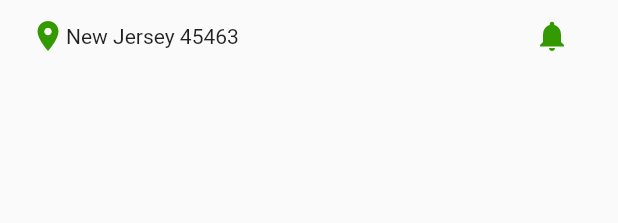
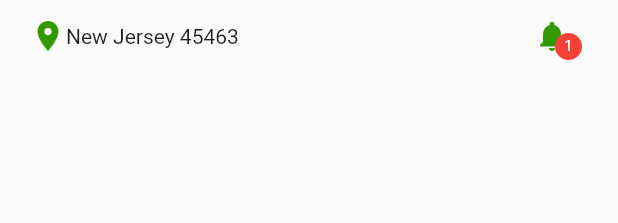
Before and after one commit to SaulUrtecho/rental-car-app, a Flutter app: the UbicationRow widget shown alone on an empty page, opened directly, on a phone screen of 412 x 824 dp. Shown: the top 223 px of the screen. Run offline on Flutter 3.47's test engine with Material 2 defaults, Android fonts, the light colour scheme and no system bars; our stand-ins replace equatable, flutter_bloc; network calls fail.

Commit message:
upload changes

```diff
--- /dev/null
+++ b/lib/data/remote/repositories/notifications_repository.dart
@@ -0,0 +1,12 @@
+class NotificationsRepository {
+  Stream<int> notificationsCounter() async* {
+    var i = 1;
+    while (true) {
+      await Future.delayed(const Duration(seconds: 1));
+      yield i++;
+      if (i == 13) {
+        break;
+      }
+    }
+  }
+}
--- a/lib/ui/app.dart
+++ b/lib/ui/app.dart
@@ -1,6 +1,5 @@
 import 'package:flutter/material.dart';
 import 'package:rental_car_app/ui/routes/routes.dart';
-//import 'package:rental_car_app/ui/onboarding/signin/signin_screen.dart';
 
 class App extends StatelessWidget {
   const App({super.key});
@@ -8,9 +7,12 @@ class App extends StatelessWidget {
   @override
   Widget build(BuildContext context) {
     return MaterialApp(
+      // we pass the enum which it contains the routes of the app
       routes: Routes.routes(context),
+      // this hide the debug label
       debugShowCheckedModeBanner: false,
       theme: ThemeData(primaryColor: Colors.green), // green theme
+      // we define the initial route
       initialRoute: Routes.intro.name,
     );
   }
--- a/lib/ui/home_screens/home/components/ubication_row.dart
+++ b/lib/ui/home_screens/home/components/ubication_row.dart
@@ -1,4 +1,5 @@
 import 'package:flutter/material.dart';
+import 'package:rental_car_app/data/remote/repositories/notifications_repository.dart';
 import 'package:rental_car_app/ui/design/app_colors.dart';
 import 'package:rental_car_app/ui/routes/routes.dart';
 
@@ -24,6 +25,8 @@ class UbicationRow extends StatelessWidget {
           Row(
             mainAxisAlignment: MainAxisAlignment.end,
             children: [
+              Stack(
+                children: [
                   IconButton(
                     onPressed: () async {
                       await Navigator.of(context).pushNamed(Routes.notifications.name);
@@ -33,6 +36,31 @@ class UbicationRow extends StatelessWidget {
                       color: AppColors.green,
                     ),
                   ),
+                  Positioned(
+                    right: 4,
+                    bottom: 8,
+                    child: Container(
+                      alignment: Alignment.center,
+                      width: 18,
+                      height: 18,
+                      decoration: const BoxDecoration(
+                        color: Colors.red,
+                        shape: BoxShape.circle,
+                      ),
+                      child: StreamBuilder<Object>(
+                          stream: NotificationsRepository().notificationsCounter(),
+                          builder: (context, snapshot) {
+                            if (snapshot.hasData) {
+                              return Text('${snapshot.data}',
+                                  style: const TextStyle(color: Colors.white, fontSize: 10));
+                            } else {
+                              return const SizedBox.shrink();
+                            }
+                          }),
+                    ),
+                  ),
+                ],
+              ),
             ],
           )
         ],
--- a/lib/ui/home_screens/notifications/components/notification_card.dart
+++ b/lib/ui/home_screens/notifications/components/notification_card.dart
@@ -64,7 +64,7 @@ class NotificationIcon extends StatelessWidget {
         const Icon(
           Icons.notifications,
           color: Colors.white,
-        )
+        ),
       ],
     );
   }
--- a/pubspec.yaml
+++ b/pubspec.yaml
@@ -33,6 +33,8 @@ dependencies:
   flutter:
     sdk: flutter
   http: ^0.13.5
+  flutter_bloc: ^8.1.1
+  equatable: ^2.0.5
 
 
   # The following adds the Cupertino Icons font to your application.
```
Also changed, not shown: lib/ui/onboarding/intro/bloc/commands.dart (added, +13 -0 lines), lib/ui/onboarding/intro/bloc/intro_bloc.dart (added, +24 -0 lines), lib/ui/onboarding/intro/bloc/intro_event.dart (added, +27 -0 lines), lib/ui/onboarding/intro/bloc/intro_state.dart (added, +21 -0 lines), lib/ui/onboarding/intro/components/dot.dart (+8 -3 lines), lib/ui/onboarding/intro/components/slide_view.dart (+9 -0 lines), lib/ui/onboarding/intro/intro_screen.dart (+67 -23 lines), pubspec.lock. Lines whose indentation alone changed are shown as unchanged.
